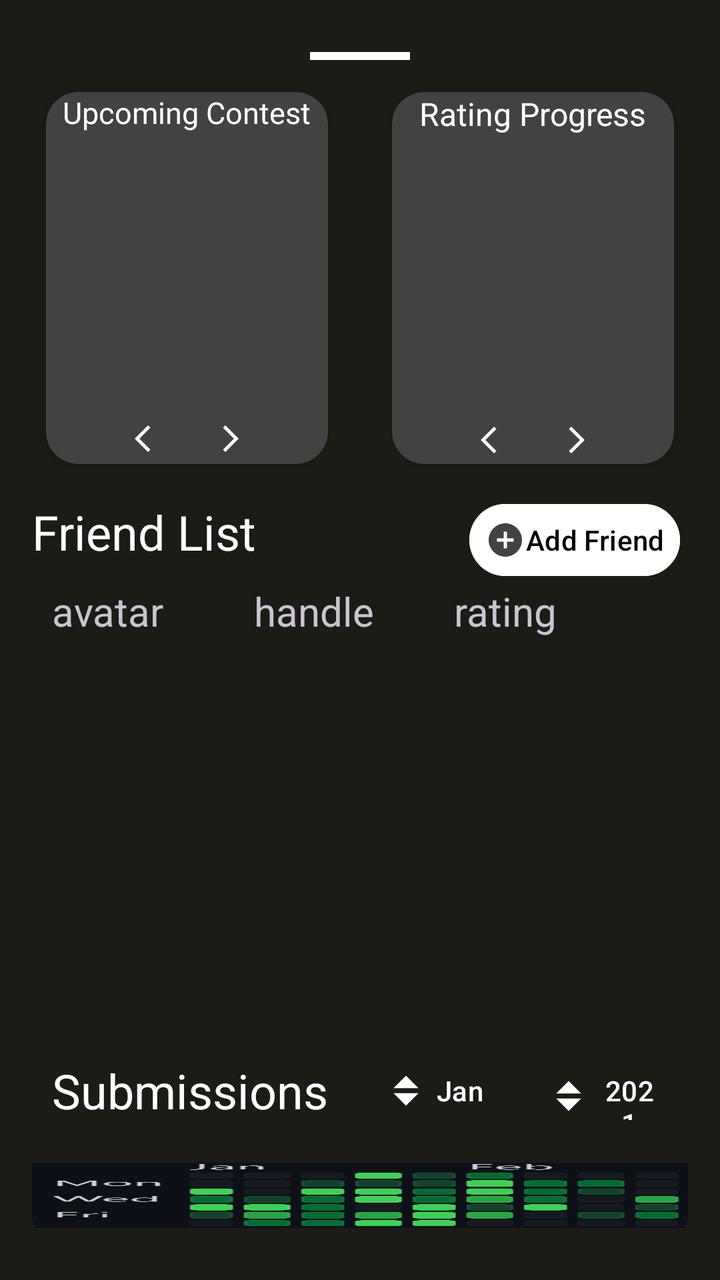
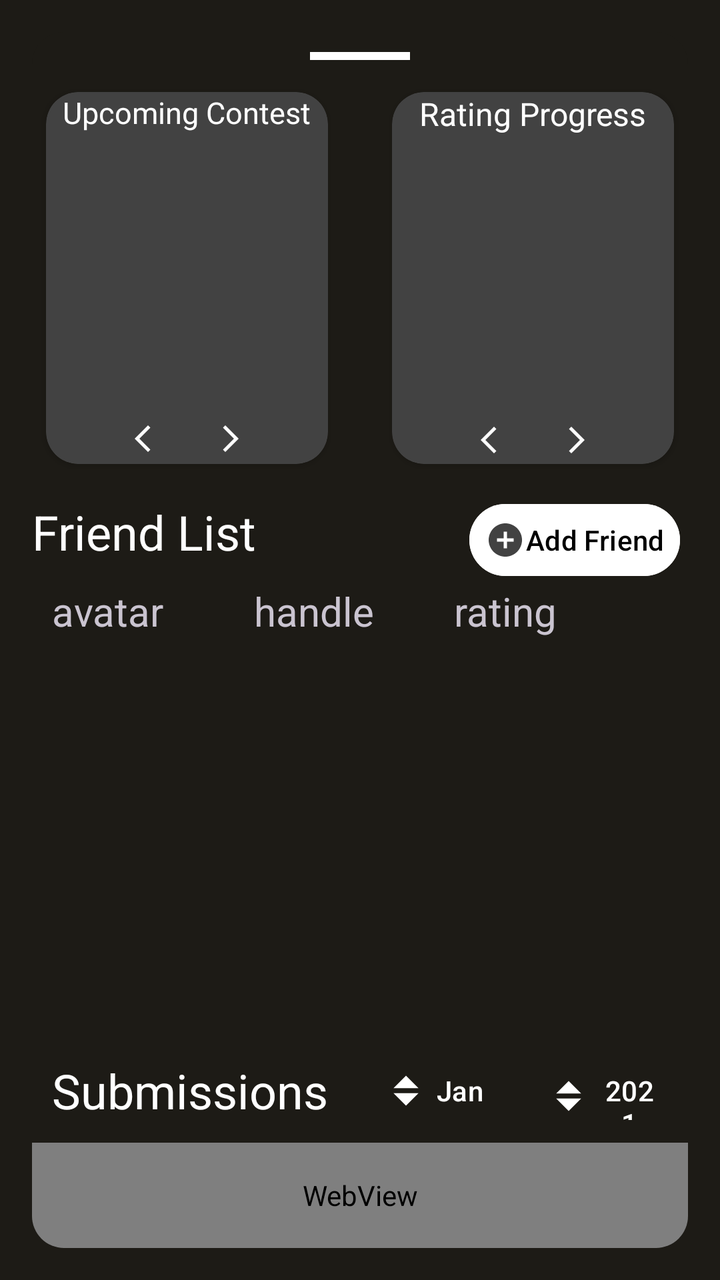

An Android layout rendered at two revisions. The XML below is the earlier revision; the diff shows what the commit changed to produce the second picture.
<!-- AndroidManifest.xml: application theme Theme.ScoreCards -->
<!-- res/layout/activity_detail_card.xml -->
<?xml version="1.0" encoding="utf-8"?>
<androidx.coordinatorlayout.widget.CoordinatorLayout xmlns:android="http://schemas.android.com/apk/res/android"
    xmlns:app="http://schemas.android.com/apk/res-auto"
    xmlns:tools="http://schemas.android.com/tools"
    android:id="@+id/detailCardLayout"
    android:layout_width="match_parent"
    android:layout_height="match_parent"
    android:background="@color/md_theme_dark_background">

    <androidx.cardview.widget.CardView
        android:id="@+id/detailcardDesign"
        android:layout_width="match_parent"
        android:layout_height="match_parent"
        app:cardBackgroundColor="@color/md_theme_dark_background"
        android:layout_margin="16dp"
        android:layout_marginStart="8dp"
        android:layout_marginTop="8dp"
        android:layout_marginEnd="8dp"
        android:layout_marginBottom="8dp"
        android:elevation="10dp"
        app:cardCornerRadius="16dp">

        <LinearLayout
            android:layout_width="match_parent"
            android:layout_height="match_parent"
            android:orientation="vertical">

            <View
                android:id="@+id/indicator_line"
                android:layout_width="50dp"
                android:layout_height="4dp"
                android:layout_marginTop="10dp"
                android:layout_gravity="center"
                android:background="@color/cardview_light_background" />

            <LinearLayout
                android:layout_width="match_parent"
                android:layout_height="wrap_content"
                android:gravity="center_horizontal"
                android:orientation="horizontal">

                <androidx.cardview.widget.CardView
                    android:backgroundTint="@color/cardview_dark_background"
                    android:id="@+id/profile_pic_card"
                    android:layout_width="141dp"
                    android:layout_height="186dp"
                    android:layout_margin="16dp"
                    android:layout_marginStart="8dp"
                    android:elevation="10dp"
                    app:cardCornerRadius="16dp"
                    app:layout_constraintStart_toStartOf="parent">

                    <LinearLayout
                        android:layout_width="match_parent"
                        android:layout_height="wrap_content"
                        android:orientation="vertical">

                        <TextView
                            android:layout_width="wrap_content"
                            android:layout_height="wrap_content"
                            android:textColor="@color/cardview_light_background"
                            android:text="Upcoming Contest"
                            android:textSize="15dp"
                            android:layout_gravity="center"/>

                        <androidx.recyclerview.widget.RecyclerView
                            android:id="@+id/upcoming_contest_recyclerview"
                            android:layout_width="match_parent"
                            android:layout_height="130dp"
                            android:layout_gravity="center"
                            android:layout_marginTop="10dp"/>

                        <LinearLayout
                            android:layout_width="match_parent"
                            android:layout_height="wrap_content"
                            android:orientation="horizontal"
                            android:gravity="center">

                            <com.google.android.material.button.MaterialButton
                                android:id="@+id/prevButton"
                                android:layout_width="wrap_content"
                                android:layout_height="wrap_content"
                                android:layout_gravity="start"
                                android:gravity="start"
                                app:iconSize="16dp"
                                app:iconTint="@color/cardview_light_background"
                                app:icon="@drawable/baseline_arrow_back_ios_new_24"
                                style="@style/Widget.Material3.Button.IconButton" />

                            <com.google.android.material.button.MaterialButton
                                android:id="@+id/nextButton"
                                android:layout_width="wrap_content"
                                android:layout_height="wrap_content"
                                app:iconSize="16dp"
                                android:layout_gravity="end"
                                android:gravity="end"
                                app:icon="@drawable/baseline_navigate_next_24"
                                app:iconTint="@color/cardview_light_background"
                                style="@style/Widget.Material3.Button.IconButton"/>

                        </LinearLayout>

                    </LinearLayout>

                </androidx.cardview.widget.CardView>


                <androidx.cardview.widget.CardView
                    android:backgroundTint="@color/cardview_dark_background"
                    android:id="@+id/competitor_card_view"
                    android:layout_width="141dp"
                    android:layout_height="186dp"
                    android:layout_margin="16dp"
                    android:layout_marginStart="8dp"
                    android:elevation="10dp"
                    app:cardCornerRadius="16dp"
                    app:layout_constraintStart_toStartOf="parent">

                    <LinearLayout
                        android:layout_width="match_parent"
                        android:layout_height="wrap_content"
                        android:orientation="vertical">

                        <TextView
                            android:layout_width="wrap_content"
                            android:layout_height="wrap_content"
                            android:textColor="@color/cardview_light_background"
                            android:text="Rating Progress"
                            android:textSize="16sp"
                            android:layout_gravity="center"/>

                        <androidx.recyclerview.widget.RecyclerView
                            android:id="@+id/UserProgressRecyclerview"
                            android:layout_width="match_parent"
                            android:layout_height="130dp"
                            android:layout_gravity="center"
                            android:layout_marginTop="10dp"/>

                        <LinearLayout
                            android:layout_width="match_parent"
                            android:layout_height="wrap_content"
                            android:orientation="horizontal"
                            android:gravity="center">

                            <com.google.android.material.button.MaterialButton
                                android:id="@+id/UserProgressPrevButton"
                                android:layout_width="wrap_content"
                                android:layout_height="wrap_content"
                                android:layout_gravity="start"
                                android:gravity="start"
                                app:iconSize="16dp"
                                app:iconTint="@color/cardview_light_background"
                                app:icon="@drawable/baseline_arrow_back_ios_new_24"
                                style="@style/Widget.Material3.Button.IconButton" />

                            <com.google.android.material.button.MaterialButton
                                android:id="@+id/UserProgressNextButton"
                                android:layout_width="wrap_content"
                                android:layout_height="wrap_content"
                                app:iconSize="16dp"
                                android:layout_gravity="end"
                                android:gravity="end"
                                app:icon="@drawable/baseline_navigate_next_24"
                                app:iconTint="@color/cardview_light_background"
                                style="@style/Widget.Material3.Button.IconButton"/>

                        </LinearLayout>

                    </LinearLayout>

                </androidx.cardview.widget.CardView>
            </LinearLayout>

            <LinearLayout
                android:layout_width="match_parent"
                android:layout_height="wrap_content"
                android:orientation="horizontal">
                <TextView
                    android:id="@+id/friend_list_title"
                    android:textColor="@color/cardview_light_background"
                    android:layout_width="0dp"
                    android:layout_height="wrap_content"
                    android:layout_weight="1"
                    android:text="Friend List"
                    android:textSize="24sp" />
                <com.google.android.material.button.MaterialButton
                    style="@style/Widget.Material3.Button.IconButton"
                    android:id="@+id/add_friend_handle"
                    app:icon="@drawable/baseline_add_circle_24"
                    android:layout_width="wrap_content"
                    android:layout_height="wrap_content"
                    app:iconTint="@color/cardview_dark_background"
                    android:backgroundTint="@color/md_theme_light_onPrimary"
                    android:padding="8dp"
                    android:text="Add Friend"
                    android:textColor="@color/dark"
                    android:minHeight="0dp"
                    android:minWidth="0dp" />

            </LinearLayout>

            <LinearLayout
                android:layout_width="match_parent"
                android:layout_height="wrap_content"
                >
                <TextView
                    android:layout_marginStart="10dp"
                    android:layout_width="wrap_content"
                    android:layout_height="wrap_content"
                    android:textSize="20sp"
                    android:text="avatar"/>
                <TextView
                    android:layout_width="wrap_content"
                    android:layout_marginStart="45dp"
                    android:layout_height="wrap_content"
                    android:textSize="20sp"
                    android:text="handle"/>
                <TextView
                    android:layout_width="wrap_content"
                    android:layout_marginStart="40dp"
                    android:layout_height="wrap_content"
                    android:textSize="20sp"
                    android:text="rating"/>
            </LinearLayout>

            <androidx.recyclerview.widget.RecyclerView
                android:id="@+id/recycler_view"
                android:layout_width="match_parent"
                android:layout_height="200dp">
            </androidx.recyclerview.widget.RecyclerView>


            <LinearLayout
                android:layout_width="match_parent"
                android:layout_height="wrap_content"
                android:orientation="horizontal">

                <TextView
                    android:layout_width="wrap_content"
                    android:layout_height="wrap_content"
                    android:padding="10dp"
                    android:text="Submissions"
                    android:textColor="@color/cardview_light_background"
                    android:textSize="24sp" />

                <LinearLayout xmlns:android="http://schemas.android.com/apk/res/android"
                    android:layout_width="fill_parent"
                    android:layout_height="fill_parent"
                    android:orientation="vertical">

                    <LinearLayout
                        android:layout_width="wrap_content"
                        android:layout_height="wrap_content"
                        android:layout_gravity="center"
                        android:orientation="horizontal">

                        <com.google.android.material.button.MaterialButton
                            android:id="@+id/month_picker"
                            android:layout_width="wrap_content"
                            android:layout_height="wrap_content"
                            app:iconSize="30sp"
                            android:text="Jan"
                            android:gravity="center"
                            app:icon="@drawable/baseline_arrow_drop_up_down_24"
                            app:iconTint="@color/cardview_light_background"
                            android:textColor="@color/cardview_light_background"
                            style="@style/Widget.Material3.Button.IconButton"/>

                        <com.google.android.material.button.MaterialButton
                            android:id="@+id/year_picker"
                            android:layout_width="wrap_content"
                            android:layout_height="wrap_content"
                            app:iconSize="30sp"
                            android:text="2021"
                            android:gravity="center"
                            app:icon="@drawable/baseline_arrow_drop_up_down_24"
                            app:iconTint="@color/cardview_light_background"
                            android:textColor="@color/cardview_light_background"
                            style="@style/Widget.Material3.Button.IconButton"/>

                    </LinearLayout>
                </LinearLayout>

            </LinearLayout>


            <ImageView
                android:layout_width="match_parent"
                android:layout_height="match_parent"
                android:src="@drawable/img_1"
                android:layout_gravity="center"
                android:scaleType="fitXY"
                android:layout_marginTop="10dp"
                android:layout_marginBottom="10dp"/>

        </LinearLayout>


    </androidx.cardview.widget.CardView>



</androidx.coordinatorlayout.widget.CoordinatorLayout>
<!-- resources referenced by this layout -->
<resources>
  <color name="dark">#000</color>
  <color name="md_theme_dark_background">#1D1B16</color>
  <color name="md_theme_light_onPrimary">#FFFFFF</color>
  <!-- drawable baseline_add_circle_24 (drawable) -->
  <vector android:height="24dp" android:tint="#000000"
      android:viewportHeight="24" android:viewportWidth="24"
      android:width="24dp" xmlns:android="http://schemas.android.com/apk/res/android">
      <path android:fillColor="@android:color/white" android:pathData="M12,2C6.48,2 2,6.48 2,12s4.48,10 10,10 10,-4.48 10,-10S17.52,2 12,2zM17,13h-4v4h-2v-4L7,13v-2h4L11,7h2v4h4v2z"/>
  </vector>
  <!-- drawable baseline_arrow_back_ios_new_24 (drawable) -->
  <vector android:height="24dp"
      android:tint="#000000"
      android:viewportHeight="24"
      android:viewportWidth="24"
      android:width="24dp"
      xmlns:android="http://schemas.android.com/apk/res/android">
      <path
          android:fillColor="@android:color/white"
          android:pathData="M17.77,3.77l-1.77,-1.77l-10,10l10,10l1.77,-1.77l-8.23,-8.23z" />
  </vector>
  <!-- drawable baseline_arrow_drop_up_down_24 (drawable) -->
  <vector
      android:height="24dp"
      android:tint="#000000"
      android:viewportHeight="24"
      android:viewportWidth="24"
      android:width="24dp"
      xmlns:android="http://schemas.android.com/apk/res/android">
  
  
      <group
          android:translateY="-3"
          >
          <path
              android:fillColor="@android:color/white"
              android:pathData="M7,14l5,-5 5,5z"/>
      </group>
  
  
      <group
          android:translateY="3"
          >
          <path
              android:fillColor="@android:color/white"
              android:pathData="M7,10l5,5 5,-5z"/>
      </group>
  
  
  </vector>
  <!-- drawable baseline_navigate_next_24 (drawable) -->
  <vector android:height="24dp"
      android:tint="#000000"
      android:viewportHeight="24"
      android:viewportWidth="24"
      android:width="24dp"
      xmlns:android="http://schemas.android.com/apk/res/android">
      <group
          android:name="rotationGroup"
          android:pivotX="12"
          android:scaleX="-1" >
          <path
              android:fillColor="@android:color/white"
              android:pathData="M17.77,3.77l-1.77,-1.77l-10,10l10,10l1.77,-1.77l-8.23,-8.23z" />
      </group>
  </vector>
  <!-- drawable img_1: png bitmap (drawable, 37302 bytes) -->
  <color name="md_theme_light_primary">#705D00</color>
  <color name="md_theme_light_primaryContainer">#FFE16D</color>
  <color name="md_theme_light_onPrimaryContainer">#221B00</color>
  <color name="md_theme_light_secondary">#675E40</color>
  <color name="md_theme_light_onSecondary">#FFFFFF</color>
  <color name="md_theme_light_secondaryContainer">#EFE2BC</color>
  <color name="md_theme_light_onSecondaryContainer">#211B04</color>
  <color name="md_theme_light_tertiary">#44664E</color>
  <color name="md_theme_light_onTertiary">#FFFFFF</color>
  <color name="md_theme_light_tertiaryContainer">#C6ECCD</color>
  <color name="md_theme_light_onTertiaryContainer">#00210E</color>
  <color name="md_theme_light_error">#BA1A1A</color>
  <color name="md_theme_light_errorContainer">#FFDAD6</color>
  <color name="md_theme_light_onError">#FFFFFF</color>
  <color name="md_theme_light_onErrorContainer">#410002</color>
  <color name="md_theme_light_background">#FFFBFF</color>
  <color name="md_theme_light_onBackground">#1D1B16</color>
  <color name="md_theme_light_surface">#FFFBFF</color>
  <color name="md_theme_light_onSurface">#1D1B16</color>
  <color name="md_theme_light_surfaceVariant">#EAE2CF</color>
  <color name="md_theme_light_onSurfaceVariant">#4B4739</color>
  <color name="md_theme_light_outline">#7C7767</color>
  <color name="md_theme_light_inverseOnSurface">#F6F0E7</color>
  <color name="md_theme_light_inverseSurface">#33302A</color>
  <color name="md_theme_light_inversePrimary">#E9C400</color>
  <!-- unchanged entries left out for length: 1 -->
</resources>

<!-- the commit's change to res/layout/activity_detail_card.xml (unified diff, before → after) -->
@@ -283,15 +283,11 @@
 
             </LinearLayout>
 
-
-            <ImageView
+            <WebView
+                android:id="@+id/SubmissionWebView"
                 android:layout_width="match_parent"
                 android:layout_height="match_parent"
-                android:src="@drawable/img_1"
-                android:layout_gravity="center"
-                android:scaleType="fitXY"
-                android:layout_marginTop="10dp"
-                android:layout_marginBottom="10dp"/>
+                android:minHeight="20dp"/>
 
         </LinearLayout>
 
<!-- resource entries referenced after the edit -->
@@ -65,7 +65,6 @@
               android:pathData="M17.77,3.77l-1.77,-1.77l-10,10l10,10l1.77,-1.77l-8.23,-8.23z" />
       </group>
   </vector>
-  <!-- drawable img_1: png bitmap (drawable, 37302 bytes) -->
   <color name="md_theme_light_primary">#705D00</color>
   <color name="md_theme_light_primaryContainer">#FFE16D</color>
   <color name="md_theme_light_onPrimaryContainer">#221B00</color>
